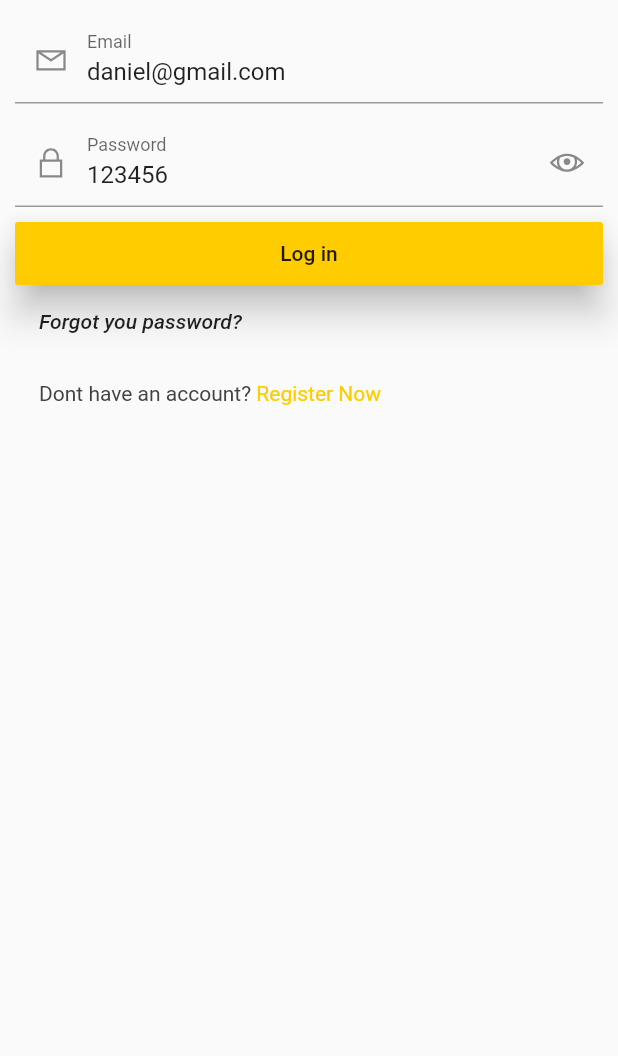
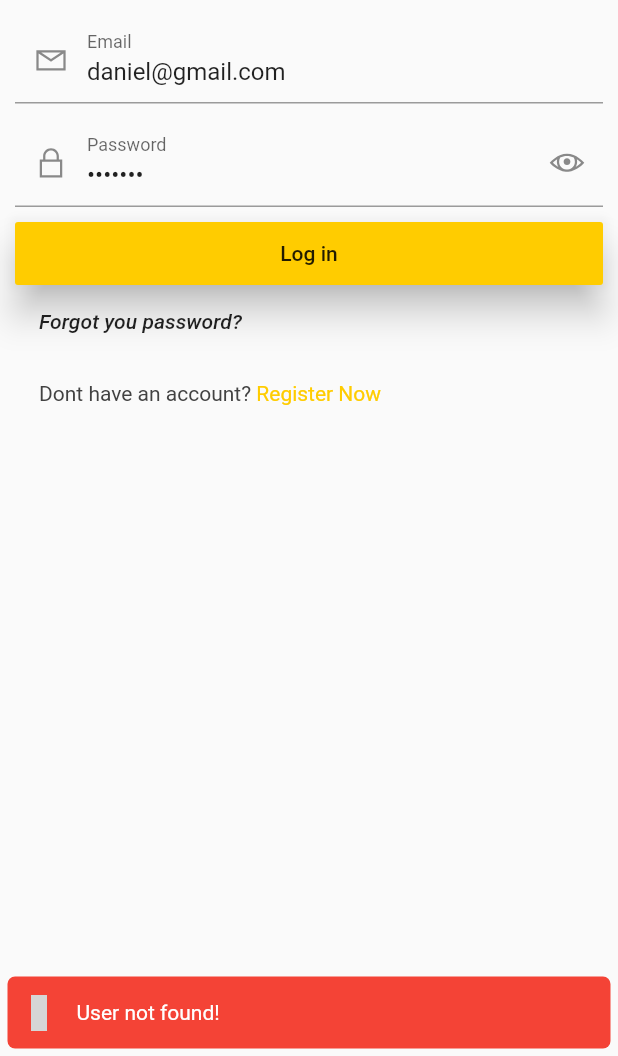
Before and after one commit to DizzyMelo/loyalty, a Flutter app: the screen it shows after launch, after a tap on "Log in", on a phone screen of 412 x 824 dp, the part 180-1236 px from its top. Run offline on Flutter 3.47's test engine with Material 2 defaults, Android fonts, the phone set to English and light mode, and no system bars; our stand-ins replace dio, flushbar, flutter_dotenv, flutter_mobx, flutter_staggered_animations, line_icons and 6 more; missing offline and left inert: qr_code_scanner; generated files the repository leaves out were written again; network calls fail; grey boxes are pictures that could not be loaded.

Commit message:
splash, login authentication

```diff
--- a/lib/controllers/auth_controller.dart
+++ b/lib/controllers/auth_controller.dart
@@ -1,15 +1,40 @@
+import 'package:flutter/material.dart';
 import 'package:loyalty/ropositories/authentication_repository.dart';
+import 'package:loyalty/shared/utils.dart';
 import 'package:mobx/mobx.dart';
+import 'package:shared_preferences/shared_preferences.dart';
 
 part 'auth_controller.g.dart';
 
 class AuthController = AuthControllerBase with _$AuthController;
 
 abstract class AuthControllerBase with Store {
+  @observable
+  bool obscure = true;
+  @observable
+  bool loading = false;
+
   AuthenticationRepository auth = AuthenticationRepository();
 
-  login(email, password) async {
+  @action
+  login(email, password, context) async {
+    loading = true;
+    final prefs = await SharedPreferences.getInstance();
     Map<String, dynamic> data = {"email": email, "password": password};
     dynamic res = await auth.login(data);
+    loading = false;
+    if (res == null) {
+      Utils.showMessage('User not found!', context);
+      return;
+    }
+    if (res['token'] != null && res['token'].toString().isNotEmpty) {
+      prefs.setString('token', res['token']);
+      Navigator.pushNamedAndRemoveUntil(context, '/tabs', (route) => false);
+    } else {
+      Utils.showMessage('User not found!', context);
+    }
   }
+
+  @action
+  changeObscure() => obscure = !obscure;
 }
--- a/lib/main.dart
+++ b/lib/main.dart
@@ -8,6 +8,7 @@ import 'package:loyalty/views/profile_view.dart';
 import 'package:loyalty/views/qr_code_generator_view.dart';
 import 'package:loyalty/views/qr_code_scanner_view.dart';
 import 'package:loyalty/views/signup_view.dart';
+import 'package:loyalty/views/splash_view.dart';
 import 'package:loyalty/views/tabs_view.dart';
 
 void main() async {
@@ -26,9 +27,13 @@ class MyApp extends StatelessWidget {
         primarySwatch: Style.themeColor,
         //textTheme: GoogleFonts.montserratTextTheme(Theme.of(context).textTheme),
       ),
-      initialRoute: '/login',
+      initialRoute: '/splash',
       onGenerateRoute: (settings) {
         switch (settings.name) {
+          case '/splash':
+            return MaterialPageRoute(builder: (context) => SplashView());
+            break;
+
           case '/login':
             return MaterialPageRoute(builder: (context) => LoginView());
             break;
--- /dev/null
+++ b/lib/shared/utils.dart
@@ -0,0 +1,20 @@
+import 'package:flushbar/flushbar.dart';
+import 'package:flutter/material.dart';
+import 'package:line_icons/line_icons.dart';
+
+class Utils {
+  static showMessage(String message, BuildContext context,
+      {Color color, IconData icon}) {
+    Flushbar(
+      message: message,
+      backgroundColor: color ?? Colors.red,
+      duration: Duration(seconds: 3),
+      margin: EdgeInsets.all(5),
+      borderRadius: 5,
+      icon: Icon(
+        icon ?? LineIcons.warning,
+        color: Colors.white,
+      ),
+    )..show(context);
+  }
+}
--- a/lib/views/login_view.dart
+++ b/lib/views/login_view.dart
@@ -1,4 +1,5 @@
 import 'package:flutter/material.dart';
+import 'package:flutter_mobx/flutter_mobx.dart';
 import 'package:line_icons/line_icons.dart';
 import 'package:loyalty/components/main_button_component.dart';
 import 'package:loyalty/controllers/auth_controller.dart';
@@ -12,7 +13,7 @@ class LoginView extends StatefulWidget {
 class _LoginViewState extends State<LoginView> {
   TextEditingController ctrEmail =
       TextEditingController(text: "daniel@gmail.com");
-  TextEditingController ctrPassword = TextEditingController(text: "123456");
+  TextEditingController ctrPassword = TextEditingController(text: "1234567");
   AuthController controller = AuthController();
   bool loading = false;
 
@@ -30,9 +31,12 @@ class _LoginViewState extends State<LoginView> {
                   height: 30,
                 ),
                 Center(
+                  child: Hero(
+                    tag: 'logo',
                     child: Image.asset(
                       'assets/logo.png',
                       height: 80,
+                    ),
                   ),
                 ),
                 SizedBox(
@@ -47,27 +51,32 @@ class _LoginViewState extends State<LoginView> {
                 SizedBox(
                   height: 10,
                 ),
-                TextField(
+                Observer(
+                    builder: (_) => TextField(
                           controller: ctrPassword,
+                          obscureText: controller.obscure,
                           decoration: InputDecoration(
                               labelText: 'Password',
                               prefixIcon: Icon(LineIcons.lock),
                               suffixIcon: IconButton(
-                        onPressed: () {},
-                        icon: Icon(LineIcons.eye),
+                                onPressed: controller.changeObscure,
+                                icon: Icon(controller.obscure
+                                    ? LineIcons.eye
+                                    : LineIcons.eye_slash),
                               )),
-                ),
+                        )),
                 SizedBox(
                   height: 10,
                 ),
-                MainButtonComponent(
+                Observer(
+                  builder: (_) => MainButtonComponent(
                       title: 'Log in',
                       function: () async {
-                      controller.login(ctrEmail.text, ctrPassword.text);
-                      // await Future.delayed(Duration(seconds: 1));
-                      // Navigator.pushNamed(context, '/tabs');
+                        controller.login(
+                            ctrEmail.text, ctrPassword.text, context);
                       },
-                    loading: loading),
+                      loading: controller.loading),
+                ),
                 FlatButton(
                   onPressed: () {},
                   child: Text(
--- /dev/null
+++ b/lib/views/splash_view.dart
@@ -0,0 +1,36 @@
+import 'package:flutter/material.dart';
+
+class SplashView extends StatefulWidget {
+  @override
+  _SplashViewState createState() => _SplashViewState();
+}
+
+class _SplashViewState extends State<SplashView> {
+  @override
+  Widget build(BuildContext context) {
+    return SafeArea(
+      child: Scaffold(
+        body: Center(
+          child: Hero(
+            tag: 'logo',
+            child: Image.asset(
+              'assets/logo.png',
+              height: 80,
+            ),
+          ),
+        ),
+      ),
+    );
+  }
+
+  navigate() async {
+    await Future.delayed(Duration(milliseconds: 1500));
+    Navigator.pushNamedAndRemoveUntil(context, '/login', (route) => false);
+  }
+
+  @override
+  void initState() {
+    super.initState();
+    this.navigate();
+  }
+}
--- a/pubspec.yaml
+++ b/pubspec.yaml
@@ -25,6 +25,7 @@ dependencies:
     sdk: flutter
   cupertino_icons: ^1.0.0
   dio: ^3.0.10
+  flushbar: ^1.10.4
   flutter_dotenv: ^2.1.0
   flutter_mobx: ^1.1.0+2
   flutter_staggered_animations: ^0.1.2
@@ -36,6 +37,7 @@ dependencies:
   pretty_qr_code: ^1.0.1
   qr_code_scanner: ^0.0.13
   salomon_bottom_bar: ^2.0.0
+  shared_preferences: ^0.5.12+2
   toggle_switch: ^0.1.8
 
 dev_dependencies:
```
Also changed, not shown: lib/controllers/auth_controller.g.dart, pubspec.lock, 1 other file. Lines whose indentation alone changed are shown as unchanged.
